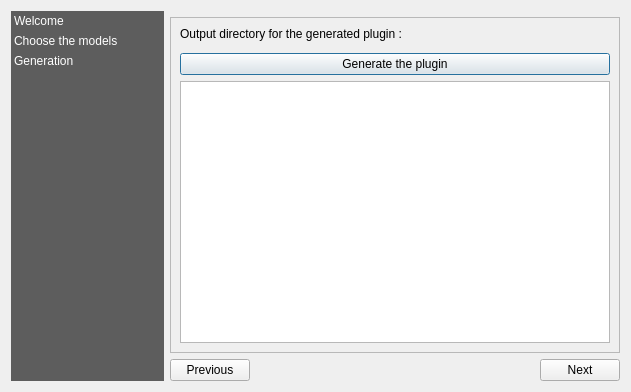
This is models2plugin/gui/main_dlg.ui in marcu/models2plugin as Qt 5 draws it before an edit. The edited form follows.
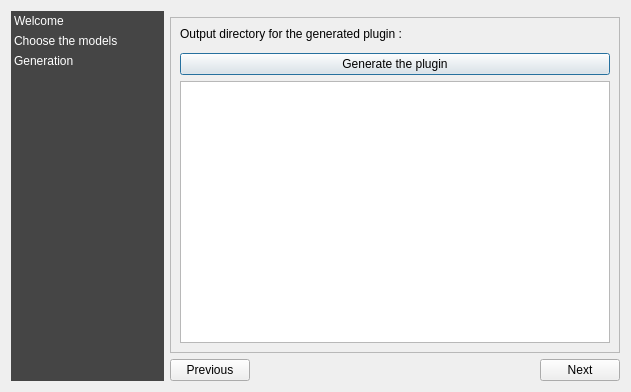
This is the edited form. Custom widgets are drawn as their Qt base class.

What changed in the file:
```diff
--- a/models2plugin/gui/main_dlg.ui
+++ b/models2plugin/gui/main_dlg.ui
@@ -45,16 +45,16 @@
      </property>
      <property name="styleSheet">
       <string notr="true">QListWidget{
-	background-color: rgb(69, 69, 69, 220);
+	background-color: rgb(69, 69, 69);
 	outline: 0;
 }
 QListWidget::item {
 	color: white;
 	padding: 3px;
 }
-QListWidget::item::selected {
+QListWidget::item:selected {
 	color: black;
-	background-color:palette(Window);
+	background-color: rgb(200, 200, 200);
     padding-right: 0px;
 }</string>
      </property>
```
